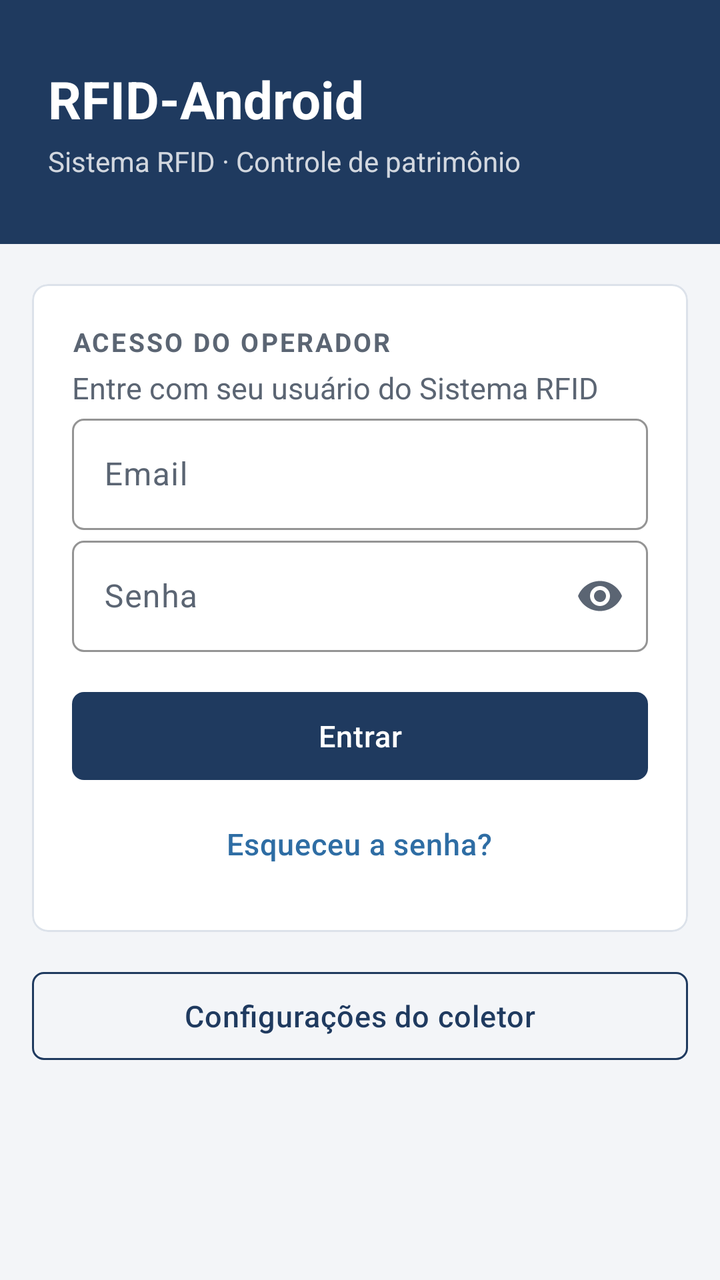
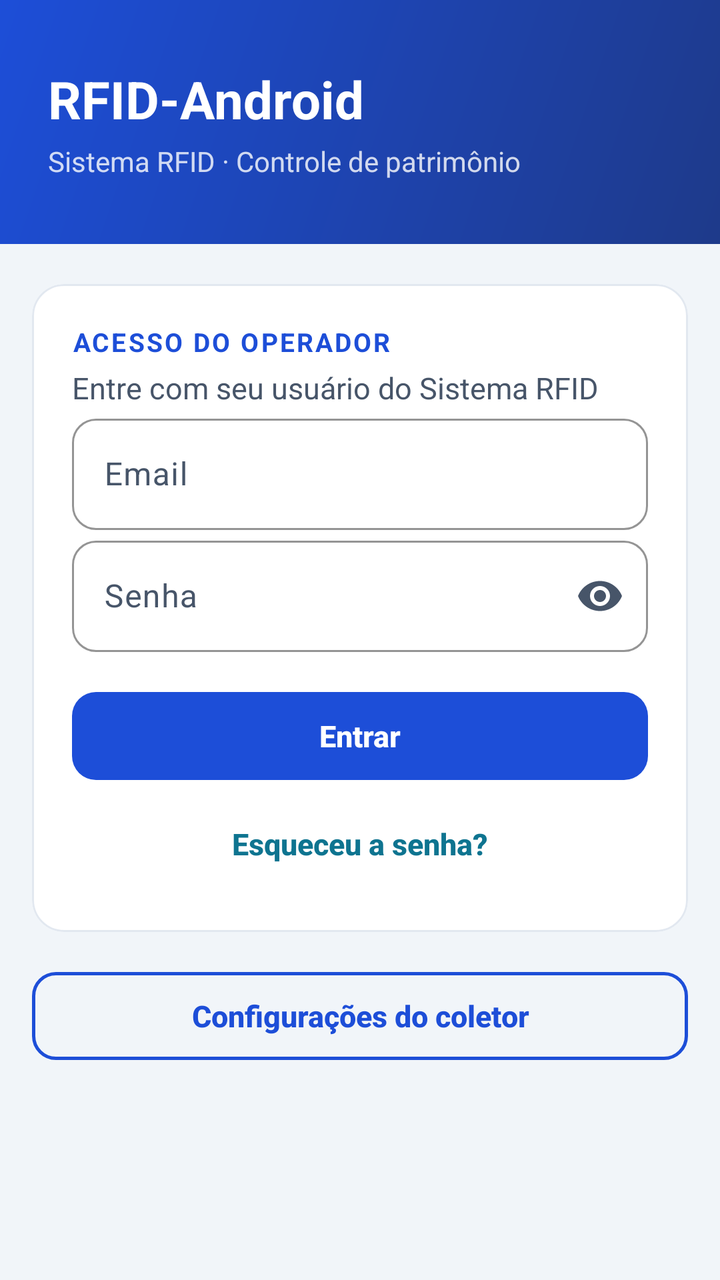

The first picture is an Android layout as it rendered before a commit; the second is the same layout after the commit. The layout source and the unified diff follow.
<!-- AndroidManifest.xml: application theme Theme.RFIDAndroid -->
<!-- res/layout/activity_login.xml -->
<ScrollView xmlns:android="http://schemas.android.com/apk/res/android"
    xmlns:app="http://schemas.android.com/apk/res-auto"
    android:fillViewport="true"
    android:layout_width="match_parent"
    android:layout_height="match_parent">

    <LinearLayout
        android:orientation="vertical"
        android:layout_width="match_parent"
        android:layout_height="wrap_content">

        
        <LinearLayout
            android:orientation="vertical"
            android:background="@color/marinho"
            android:paddingStart="24dp"
            android:paddingEnd="24dp"
            android:paddingTop="32dp"
            android:paddingBottom="32dp"
            android:layout_width="match_parent"
            android:layout_height="wrap_content">

            <TextView
                android:text="@string/app_name"
                android:textColor="@color/white"
                android:textSize="26sp"
                android:textStyle="bold"
                android:layout_width="wrap_content"
                android:layout_height="wrap_content"/>

            <TextView
                android:text="@string/login_subtitulo"
                android:textColor="#CCFFFFFF"
                android:textSize="14sp"
                android:layout_marginTop="4dp"
                android:layout_width="wrap_content"
                android:layout_height="wrap_content"/>
        </LinearLayout>

        <com.google.android.material.card.MaterialCardView
            android:layout_marginStart="16dp"
            android:layout_marginEnd="16dp"
            android:layout_marginTop="20dp"
            android:layout_width="match_parent"
            android:layout_height="wrap_content">

            <LinearLayout
                android:orientation="vertical"
                android:padding="20dp"
                android:layout_width="match_parent"
                android:layout_height="wrap_content">

                <TextView
                    android:text="@string/login_acesso_operador"
                    android:textAppearance="@style/Texto.RFID.Secao"
                    android:layout_width="wrap_content"
                    android:layout_height="wrap_content"/>

                <TextView
                    android:text="@string/login_instrucao"
                    android:textAppearance="@style/Texto.RFID.Secundario"
                    android:layout_marginTop="4dp"
                    android:layout_width="wrap_content"
                    android:layout_height="wrap_content"/>

                <com.google.android.material.textfield.TextInputLayout
                    android:hint="@string/comum_email"
                    android:layout_width="match_parent"
                    android:layout_height="wrap_content">

                    <com.google.android.material.textfield.TextInputEditText
                        android:id="@+id/edtEmail"
                        android:inputType="textEmailAddress"
                        android:autofillHints="emailAddress"
                        android:layout_width="match_parent"
                        android:layout_height="wrap_content"/>
                </com.google.android.material.textfield.TextInputLayout>

                <com.google.android.material.textfield.TextInputLayout
                    android:hint="@string/comum_senha"
                    app:endIconMode="password_toggle"
                    android:layout_width="match_parent"
                    android:layout_height="wrap_content">

                    <com.google.android.material.textfield.TextInputEditText
                        android:id="@+id/edtSenha"
                        android:inputType="textPassword"
                        android:autofillHints="password"
                        android:imeOptions="actionDone"
                        android:layout_width="match_parent"
                        android:layout_height="wrap_content"/>
                </com.google.android.material.textfield.TextInputLayout>

                
                <TextView
                    android:id="@+id/txtStatus"
                    android:visibility="gone"
                    android:textColor="@color/erro"
                    android:layout_marginTop="12dp"
                    android:layout_width="match_parent"
                    android:layout_height="wrap_content"/>

                <Button
                    android:id="@+id/btnEntrar"
                    android:text="@string/login_entrar"
                    android:layout_marginTop="16dp"
                    android:layout_width="match_parent"
                    android:layout_height="wrap_content"/>

                
                <Button
                    android:id="@+id/btnEsqueciSenha"
                    style="@style/Widget.RFID.Botao.Texto"
                    android:text="@string/login_esqueceu_senha"
                    android:layout_gravity="center_horizontal"
                    android:layout_marginTop="4dp"
                    android:layout_width="wrap_content"
                    android:layout_height="wrap_content"/>
            </LinearLayout>
        </com.google.android.material.card.MaterialCardView>

        
        <Button
            android:id="@+id/btnConfiguracoes"
            style="@style/Widget.RFID.Botao.Contorno"
            android:text="@string/login_configuracoes_coletor"
            android:layout_marginStart="16dp"
            android:layout_marginEnd="16dp"
            android:layout_marginTop="16dp"
            android:layout_width="match_parent"
            android:layout_height="wrap_content"/>

        
        <TextView
            android:id="@+id/txtVersao"
            android:textSize="12sp"
            android:textColor="@color/texto_terciario"
            android:layout_gravity="center_horizontal"
            android:layout_marginTop="16dp"
            android:layout_marginBottom="16dp"
            android:layout_width="wrap_content"
            android:layout_height="wrap_content"/>
    </LinearLayout>
</ScrollView>
<!-- resources referenced by this layout -->
<resources>
  <color name="erro">#FFC62828</color>
  <color name="marinho">#FF1F3A5F</color>
  <color name="texto_terciario">#FF8A93A0</color>
  <style name="Texto.RFID.Secao" parent="">
          <item name="android:textSize">13sp</item>
          <item name="android:textStyle">bold</item>
          <item name="android:textAllCaps">true</item>
          <item name="android:letterSpacing">0.08</item>
          <item name="android:textColor">@color/texto_secundario</item>
      </style>
  <style name="Widget.RFID.Botao.Contorno" parent="Widget.Material3.Button.OutlinedButton">
          <item name="shapeAppearance">@style/Forma.RFID.Pequena</item>
          <item name="android:minHeight">52dp</item>
          <item name="android:textSize">15sp</item>
          <item name="strokeColor">@color/marinho</item>
      </style>
  <style name="Widget.RFID.Botao.Texto" parent="Widget.Material3.Button.TextButton">
          <item name="android:textColor">@color/azul</item>
      </style>
  <style name="Theme.RFIDAndroid" parent="Theme.Material3.Light.NoActionBar">
          <item name="colorPrimary">@color/marinho</item>
          <item name="colorOnPrimary">@color/white</item>
          <item name="colorPrimaryContainer">@color/azul_claro</item>
          <item name="colorOnPrimaryContainer">@color/marinho_escuro</item>
          <item name="colorSecondary">@color/azul</item>
          <item name="colorOnSecondary">@color/white</item>
          <item name="colorSecondaryContainer">@color/azul_claro</item>
          <item name="colorOnSecondaryContainer">@color/marinho_escuro</item>
          <item name="colorError">@color/erro</item>
          <item name="colorOutline">@color/borda</item>
          <item name="colorOutlineVariant">@color/borda</item>
          <item name="colorSurface">@color/superficie</item>
          <item name="colorOnSurface">@color/texto</item>
          <item name="colorOnSurfaceVariant">@color/texto_secundario</item>
          <item name="colorSurfaceContainerHighest">@color/superficie</item>
          <item name="android:colorBackground">@color/fundo</item>
          <item name="android:textColorPrimary">@color/texto</item>
          <item name="android:textColorSecondary">@color/texto_secundario</item>
  
          <item name="android:statusBarColor">@color/marinho_escuro</item>
          <item name="android:windowLightStatusBar">false</item>
          <item name="android:navigationBarColor">@color/marinho_escuro</item>
  
          <item name="materialButtonStyle">@style/Widget.RFID.Botao</item>
          <item name="materialButtonOutlinedStyle">@style/Widget.RFID.Botao.Contorno</item>
          <item name="textInputStyle">@style/Widget.RFID.Campo</item>
          <item name="materialCardViewStyle">@style/Widget.RFID.Cartao</item>
          <item name="tabStyle">@style/Widget.RFID.Abas</item>
          <item name="checkboxStyle">@style/Widget.Material3.CompoundButton.CheckBox</item>
      </style>
  <color name="texto_secundario">#FF5B6573</color>
  <style name="Forma.RFID.Pequena" parent="">
          <item name="cornerFamily">rounded</item>
          <item name="cornerSize">6dp</item>
      </style>
  <color name="azul">#FF2E6DA4</color>
  <color name="azul_claro">#FFE3ECF6</color>
  <color name="marinho_escuro">#FF152A45</color>
  <color name="borda">#FFDCE2EA</color>
  <color name="texto">#FF1C2530</color>
  <color name="fundo">#FFF3F5F8</color>
  <style name="Widget.RFID.Botao" parent="Widget.Material3.Button">
          <item name="shapeAppearance">@style/Forma.RFID.Pequena</item>
          <item name="android:minHeight">52dp</item>
          <item name="android:textSize">15sp</item>
          <item name="android:letterSpacing">0.02</item>
      </style>
  <style name="Widget.RFID.Campo" parent="Widget.Material3.TextInputLayout.OutlinedBox">
          <item name="shapeAppearance">@style/Forma.RFID.Pequena</item>
          <item name="boxStrokeColor">@color/marinho</item>
          <item name="hintTextColor">@color/marinho</item>
          <item name="android:layout_marginTop">12dp</item>
      </style>
  <style name="Widget.RFID.Cartao" parent="Widget.Material3.CardView.Outlined">
          <item name="cardBackgroundColor">@color/superficie</item>
          <item name="strokeColor">@color/borda</item>
          <item name="cardCornerRadius">8dp</item>
          <item name="cardElevation">0dp</item>
      </style>
  <style name="Widget.RFID.Abas" parent="Widget.Material3.TabLayout">
          <item name="android:background">@color/superficie</item>
          <item name="tabIndicatorColor">@color/marinho</item>
          <item name="tabSelectedTextColor">@color/marinho</item>
          <item name="tabTextColor">@color/texto_secundario</item>
          <item name="tabIndicatorFullWidth">true</item>
          <item name="tabGravity">fill</item>
          <item name="tabMode">fixed</item>
      </style>
  <!-- unchanged entries left out for length: 12 -->
</resources>

<!-- the commit's change to res/layout/activity_login.xml (unified diff, before → after) -->
@@ -12,7 +12,7 @@
         
         <LinearLayout
             android:orientation="vertical"
-            android:background="@color/marinho"
+            android:background="@drawable/fundo_cabecalho"
             android:paddingStart="24dp"
             android:paddingEnd="24dp"
             android:paddingTop="32dp"
<!-- resource entries referenced after the edit -->
@@ -1,33 +1,43 @@
 <!-- resources referenced by this layout -->
 <resources>
-  <color name="erro">#FFC62828</color>
-  <color name="marinho">#FF1F3A5F</color>
-  <color name="texto_terciario">#FF8A93A0</color>
+  <color name="erro">#FFB91C1C</color>
+  <color name="texto_terciario">#FF5B6B7F</color>
+  <!-- drawable fundo_cabecalho (drawable) -->
+  <?xml version="1.0" encoding="utf-8"?>
+  <shape xmlns:android="http://schemas.android.com/apk/res/android" android:shape="rectangle">
+      <gradient
+          android:angle="315"
+          android:startColor="@color/primaria"
+          android:endColor="@color/primaria_escura"/>
+  </shape>
   <style name="Texto.RFID.Secao" parent="">
           <item name="android:textSize">13sp</item>
           <item name="android:textStyle">bold</item>
           <item name="android:textAllCaps">true</item>
           <item name="android:letterSpacing">0.08</item>
-          <item name="android:textColor">@color/texto_secundario</item>
+          <item name="android:textColor">@color/primaria</item>
       </style>
   <style name="Widget.RFID.Botao.Contorno" parent="Widget.Material3.Button.OutlinedButton">
           <item name="shapeAppearance">@style/Forma.RFID.Pequena</item>
           <item name="android:minHeight">52dp</item>
           <item name="android:textSize">15sp</item>
-          <item name="strokeColor">@color/marinho</item>
+          <item name="strokeColor">@color/primaria</item>
+          <item name="strokeWidth">1.5dp</item>
+          <item name="android:textStyle">bold</item>
       </style>
   <style name="Widget.RFID.Botao.Texto" parent="Widget.Material3.Button.TextButton">
-          <item name="android:textColor">@color/azul</item>
+          <item name="android:textColor">@color/secundaria</item>
+          <item name="android:textStyle">bold</item>
       </style>
   <style name="Theme.RFIDAndroid" parent="Theme.Material3.Light.NoActionBar">
-          <item name="colorPrimary">@color/marinho</item>
+          <item name="colorPrimary">@color/primaria</item>
           <item name="colorOnPrimary">@color/white</item>
-          <item name="colorPrimaryContainer">@color/azul_claro</item>
-          <item name="colorOnPrimaryContainer">@color/marinho_escuro</item>
-          <item name="colorSecondary">@color/azul</item>
+          <item name="colorPrimaryContainer">@color/primaria_clara</item>
+          <item name="colorOnPrimaryContainer">@color/primaria_escura</item>
+          <item name="colorSecondary">@color/secundaria</item>
           <item name="colorOnSecondary">@color/white</item>
-          <item name="colorSecondaryContainer">@color/azul_claro</item>
-          <item name="colorOnSecondaryContainer">@color/marinho_escuro</item>
+          <item name="colorSecondaryContainer">@color/primaria_clara</item>
+          <item name="colorOnSecondaryContainer">@color/primaria_escura</item>
           <item name="colorError">@color/erro</item>
           <item name="colorOutline">@color/borda</item>
           <item name="colorOutlineVariant">@color/borda</item>
@@ -39,9 +49,9 @@
           <item name="android:textColorPrimary">@color/texto</item>
           <item name="android:textColorSecondary">@color/texto_secundario</item>
   
-          <item name="android:statusBarColor">@color/marinho_escuro</item>
+          <item name="android:statusBarColor">@color/primaria_escura</item>
           <item name="android:windowLightStatusBar">false</item>
-          <item name="android:navigationBarColor">@color/marinho_escuro</item>
+          <item name="android:navigationBarColor">@color/primaria_escura</item>
   
           <item name="materialButtonStyle">@style/Widget.RFID.Botao</item>
           <item name="materialButtonOutlinedStyle">@style/Widget.RFID.Botao.Contorno</item>
@@ -50,43 +60,59 @@
           <item name="tabStyle">@style/Widget.RFID.Abas</item>
           <item name="checkboxStyle">@style/Widget.Material3.CompoundButton.CheckBox</item>
       </style>
-  <color name="texto_secundario">#FF5B6573</color>
+  <color name="primaria">#FF1D4ED8</color>
+  <color name="primaria_escura">#FF1E3A8A</color>
+  <color name="texto_secundario">#FF475569</color>
   <style name="Forma.RFID.Pequena" parent="">
           <item name="cornerFamily">rounded</item>
-          <item name="cornerSize">6dp</item>
+          <item name="cornerSize">12dp</item>
       </style>
-  <color name="azul">#FF2E6DA4</color>
-  <color name="azul_claro">#FFE3ECF6</color>
-  <color name="marinho_escuro">#FF152A45</color>
-  <color name="borda">#FFDCE2EA</color>
-  <color name="texto">#FF1C2530</color>
-  <color name="fundo">#FFF3F5F8</color>
+  <color name="secundaria">#FF0E7490</color>
+  <color name="primaria_clara">#FFDBEAFE</color>
+  <color name="borda">#FFE2E8F0</color>
+  <color name="texto">#FF0F172A</color>
+  <color name="fundo">#FFF1F5F9</color>
   <style name="Widget.RFID.Botao" parent="Widget.Material3.Button">
           <item name="shapeAppearance">@style/Forma.RFID.Pequena</item>
           <item name="android:minHeight">52dp</item>
           <item name="android:textSize">15sp</item>
-          <item name="android:letterSpacing">0.02</item>
+          <item name="android:letterSpacing">0</item>
+          <item name="android:textStyle">bold</item>
       </style>
   <style name="Widget.RFID.Campo" parent="Widget.Material3.TextInputLayout.OutlinedBox">
           <item name="shapeAppearance">@style/Forma.RFID.Pequena</item>
-          <item name="boxStrokeColor">@color/marinho</item>
-          <item name="hintTextColor">@color/marinho</item>
+          <item name="boxStrokeColor">@color/primaria</item>
+          <item name="hintTextColor">@color/primaria</item>
           <item name="android:layout_marginTop">12dp</item>
       </style>
   <style name="Widget.RFID.Cartao" parent="Widget.Material3.CardView.Outlined">
           <item name="cardBackgroundColor">@color/superficie</item>
           <item name="strokeColor">@color/borda</item>
-          <item name="cardCornerRadius">8dp</item>
+          <item name="cardCornerRadius">16dp</item>
           <item name="cardElevation">0dp</item>
       </style>
   <style name="Widget.RFID.Abas" parent="Widget.Material3.TabLayout">
           <item name="android:background">@color/superficie</item>
-          <item name="tabIndicatorColor">@color/marinho</item>
-          <item name="tabSelectedTextColor">@color/marinho</item>
+          <item name="tabIndicatorColor">@color/primaria</item>
+          <item name="tabSelectedTextColor">@color/primaria</item>
           <item name="tabTextColor">@color/texto_secundario</item>
-          <item name="tabIndicatorFullWidth">true</item>
+          <item name="tabIndicatorFullWidth">false</item>
+          <item name="tabIndicator">@drawable/indicador_aba</item>
+          <item name="tabIndicatorHeight">4dp</item>
+          <item name="tabTextAppearance">@style/Texto.RFID.Aba</item>
           <item name="tabGravity">fill</item>
           <item name="tabMode">fixed</item>
+      </style>
+  <!-- drawable indicador_aba (drawable) -->
+  <?xml version="1.0" encoding="utf-8"?>
+  <shape xmlns:android="http://schemas.android.com/apk/res/android" android:shape="rectangle">
+      <corners android:topLeftRadius="4dp" android:topRightRadius="4dp"/>
+      <solid android:color="@color/white"/>
+  </shape>
+  <style name="Texto.RFID.Aba" parent="TextAppearance.Material3.TitleSmall">
+          <item name="android:textSize">15sp</item>
+          <item name="android:textStyle">bold</item>
+          <item name="android:textAllCaps">false</item>
       </style>
   <!-- unchanged entries left out for length: 12 -->
 </resources>
